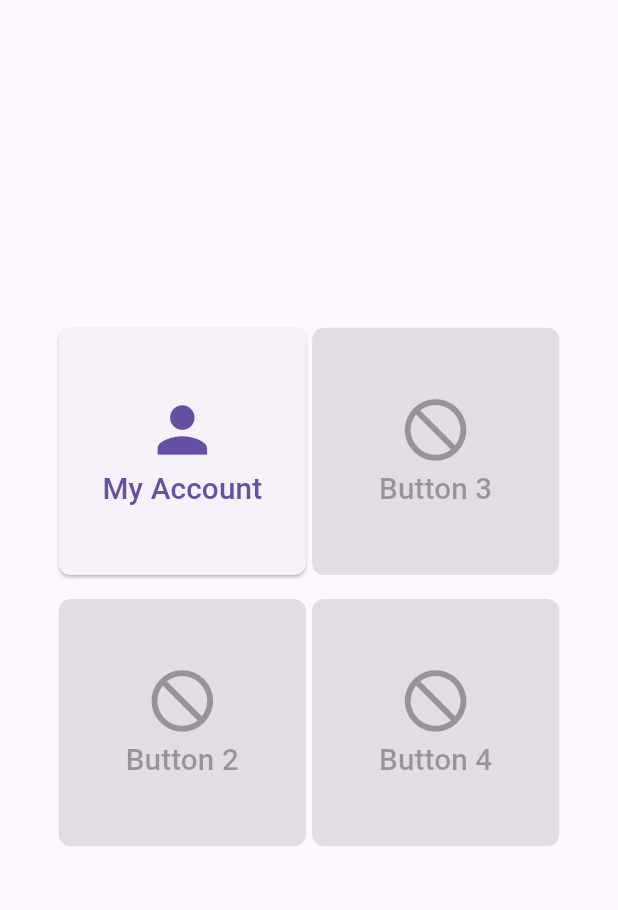
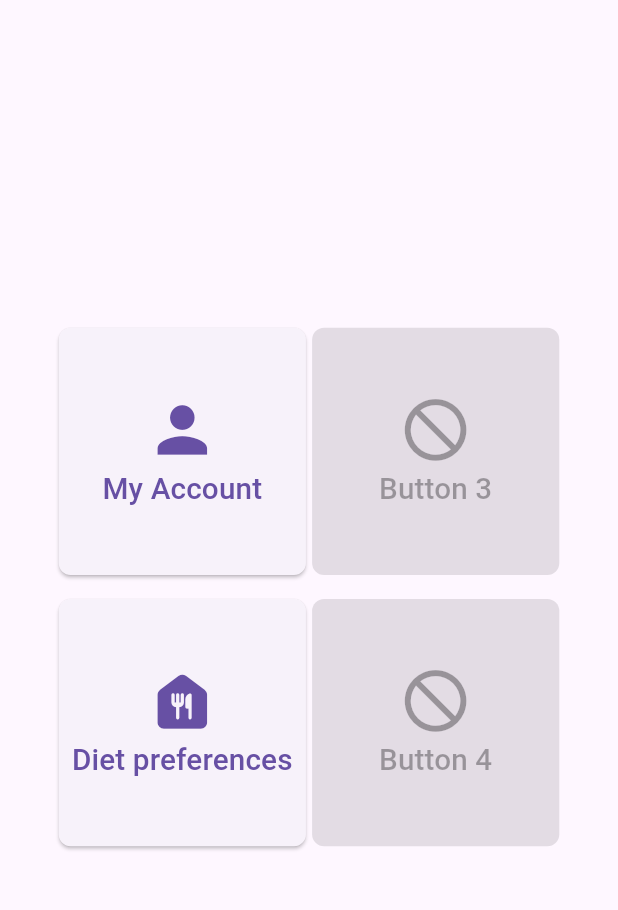
Before and after one commit to LukaszKluza/Foodini, a Flutter app: the MainPageScreen screen opened by its route, on a phone screen of 412 x 824 dp, the part 73-983 px from its top. Run offline on Flutter 3.47's test engine with Material 3 defaults, Android fonts, the phone set to English and light mode, and no system bars; our stand-ins replace dio, flutter_bloc, flutter_secure_storage, go_router, logger; missing offline and left inert: universal_html, workmanager; accounts and stored records are empty; statements that could not run were skipped.

Commit message:
Profile details initial screen

```diff
--- a/frontend/lib/app_router.dart
+++ b/frontend/lib/app_router.dart
@@ -4,6 +4,7 @@ import 'package:frontend/views/screens/account_screen.dart';
 import 'package:frontend/views/screens/change_password_screen.dart';
 import 'package:frontend/views/screens/login_screen.dart';
 import 'package:frontend/views/screens/main_page_screen.dart';
+import 'package:frontend/views/screens/profile_details_screen.dart';
 import 'package:frontend/views/screens/provide_email_screen.dart';
 import 'package:frontend/views/screens/register_screen.dart';
 import 'package:frontend/views/screens/home_screen.dart';
@@ -33,6 +34,10 @@ final GoRouter router = GoRouter(
       redirect: (context, state) => _redirectIfUnauthenticated(context),
     ),
     GoRoute(
+      path: '/profile_details',
+      builder: (context, satte) => ProfileDetailsScreen(),
+    ),
+    GoRoute(
       path: '/change_password',
       pageBuilder: (context, state) => MaterialPage(
         key: ValueKey(state.uri.toString()),
--- a/frontend/lib/config/app_config.dart
+++ b/frontend/lib/config/app_config.dart
@@ -75,6 +75,15 @@ class AppConfig {
       'Password successfully changed';
   static const String wrongChangePasswordUrl = "You can't access change password form";
 
+  static const String dietPreferences = "Diet preferences";
+
+  static const String profileDetails = "Profile details";
+  static const String gender = "Gender";
+  static const String height = "Height";
+  static const String weight = "Weight";
+  static const String dateOfBirth = "Date of birth";
+
+
   // URLs
   static const String baseUrl = 'http://127.0.0.1:8000/v1';
   // Mobile app url
--- /dev/null
+++ b/frontend/lib/events/profile_details_events.dart
@@ -0,0 +1 @@
+abstract class ProfileDetailsEvent {}
--- /dev/null
+++ b/frontend/lib/states/profile_details_states.dart
@@ -0,0 +1,3 @@
+abstract class ProfileDetailsState {}
+
+class ProfileDetailsInitial extends ProfileDetailsState {}
--- a/frontend/lib/views/screens/main_page_screen.dart
+++ b/frontend/lib/views/screens/main_page_screen.dart
@@ -44,11 +44,11 @@ class _LoginScreenState extends State<MainPageScreen> {
                     ),
                     SizedBox(height: 16),
                     rectangularButton(
-                      "Button 2",
-                      Icons.do_not_disturb,
+                      AppConfig.dietPreferences,
+                      Icons.food_bank_rounded,
                       screenWidth,
                       screenHeight,
-                      null,
+                      () => context.go('/profile_details'),
                     ),
                   ],
                 ),
```
Also changed, not shown: frontend/lib/blocs/profile_details_bloc.dart (added, +8 -0 lines), frontend/lib/views/screens/profile_details_screen.dart (added, +117 -0 lines).
